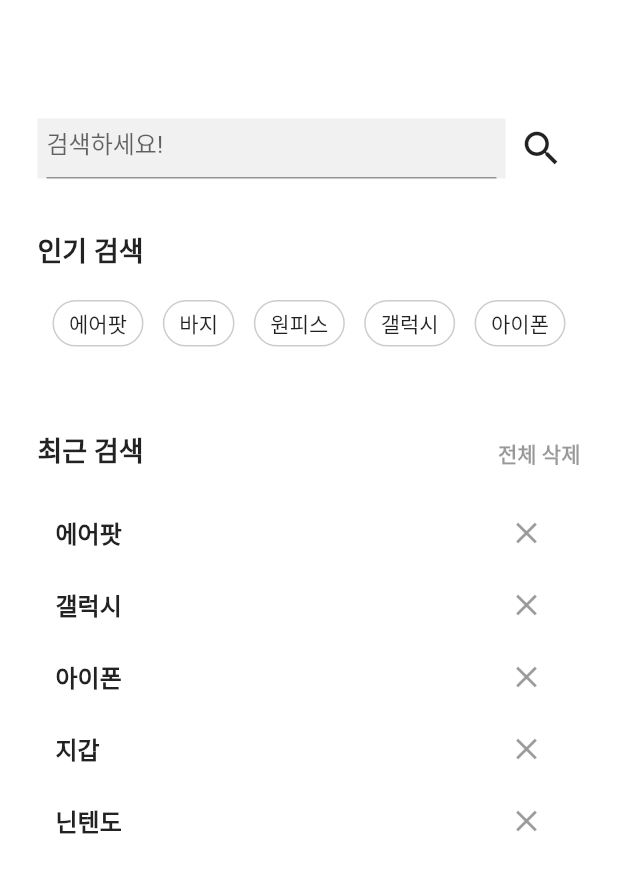
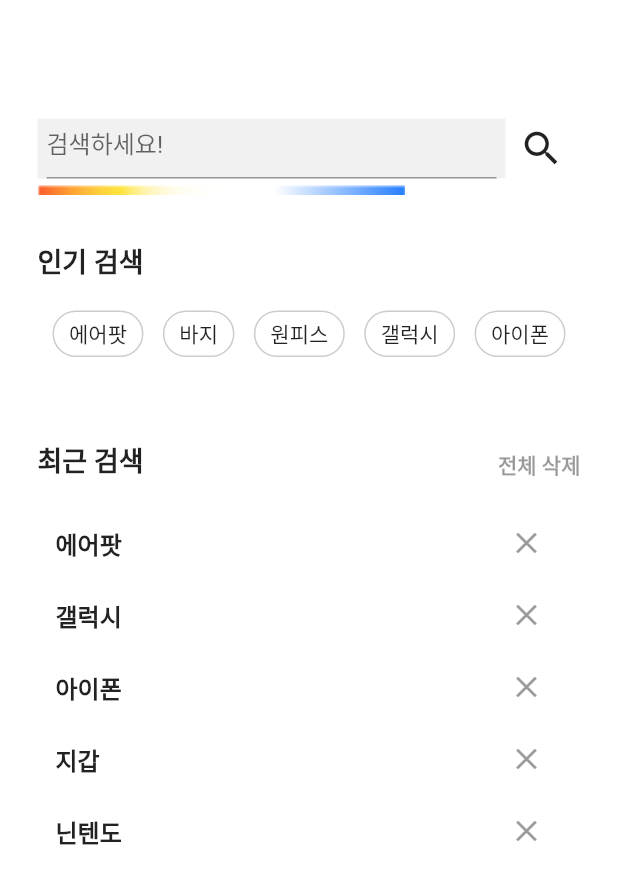
Before and after one commit to AsanHO/rayshop, a Flutter app: the SearchScreen screen opened directly, on a phone screen of 412 x 824 dp. Shown: the top 884 px of the screen. Run offline on Flutter 3.47's test engine with Material 2 defaults, Android fonts, the phone set to English and light mode, and no system bars; our stand-ins replace firebase_auth, firebase_core, font_awesome_flutter; accounts and stored records are empty.

Commit message:
2023 03 30

```diff
--- a/lib/search/search_screen.dart
+++ b/lib/search/search_screen.dart
@@ -45,6 +45,7 @@ class _SearchScreenState extends State<SearchScreen> {
                       )
                     ],
                   ),
+                  Image.asset('assets/spectrum.png'),
                   const SizedBox(
                     height: 30,
                   ),
```
